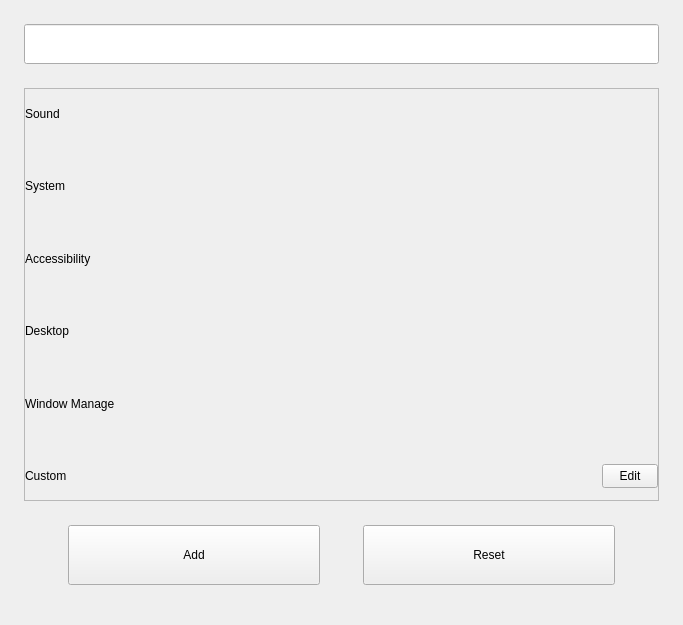
This is src/shortcut.ui in openeuler-mirror/kiran-control-panel as Qt 5 draws it before an edit. The edited form follows.
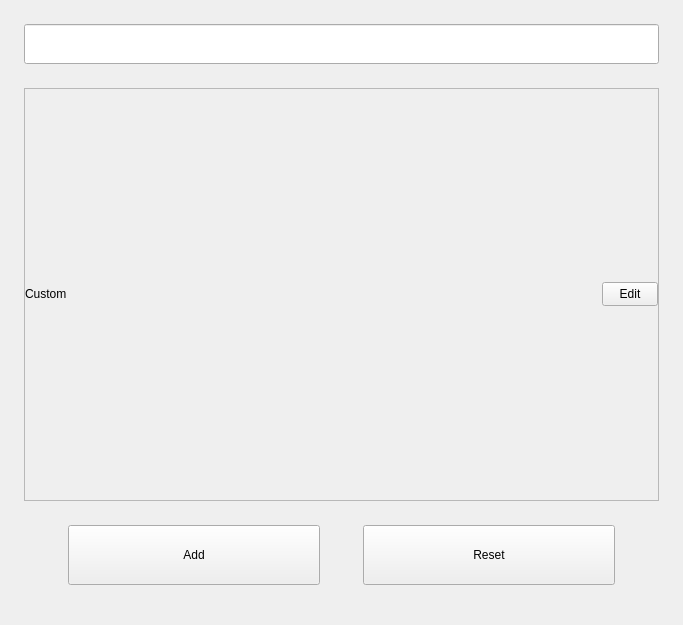
This is the edited form. Custom widgets are drawn as their Qt base class.

Commit message:
fix(*):display shortcut keys according to the kind of back-end shortcut keys
- 根据后端快捷键种类来显示快捷键

```diff
--- a/src/shortcut.ui
+++ b/src/shortcut.ui
@@ -143,111 +143,6 @@
                <property name="bottomMargin">
                 <number>0</number>
                </property>
-               <item>
-                <layout class="QVBoxLayout" name="verticalLayout">
-                 <property name="spacing">
-                  <number>10</number>
-                 </property>
-                 <item>
-                  <widget class="QLabel" name="label_2">
-                   <property name="text">
-                    <string>Sound</string>
-                   </property>
-                  </widget>
-                 </item>
-                 <item>
-                  <layout class="QVBoxLayout" name="vlayout_sound">
-                   <property name="spacing">
-                    <number>10</number>
-                   </property>
-                  </layout>
-                 </item>
-                </layout>
-               </item>
-               <item>
-                <layout class="QVBoxLayout" name="verticalLayout_2">
-                 <property name="spacing">
-                  <number>10</number>
-                 </property>
-                 <item>
-                  <widget class="QLabel" name="label_3">
-                   <property name="text">
-                    <string>System</string>
-                   </property>
-                  </widget>
-                 </item>
-                 <item>
-                  <layout class="QVBoxLayout" name="vlayout_system">
-                   <property name="spacing">
-                    <number>10</number>
-                   </property>
-                  </layout>
-                 </item>
-                </layout>
-               </item>
-               <item>
-                <layout class="QVBoxLayout" name="verticalLayout_3">
-                 <property name="spacing">
-                  <number>10</number>
-                 </property>
-                 <item>
-                  <widget class="QLabel" name="label_4">
-                   <property name="text">
-                    <string>Accessibility</string>
-                   </property>
-                  </widget>
-                 </item>
-                 <item>
-                  <layout class="QVBoxLayout" name="vlayout_accessibility">
-                   <property name="spacing">
-                    <number>10</number>
-                   </property>
-                  </layout>
-                 </item>
-                </layout>
-               </item>
-               <item>
-                <layout class="QVBoxLayout" name="verticalLayout_5">
-                 <property name="spacing">
-                  <number>10</number>
-                 </property>
-                 <item>
-                  <widget class="QLabel" name="label_5">
-                   <property name="text">
-                    <string>Desktop</string>
-                   </property>
-                  </widget>
-                 </item>
-                 <item>
-                  <layout class="QVBoxLayout" name="vlayout_desktop">
-                   <property name="spacing">
-                    <number>10</number>
-                   </property>
-                  </layout>
-                 </item>
-                </layout>
-               </item>
-               <item>
-                <layout class="QVBoxLayout" name="verticalLayout_6">
-                 <property name="spacing">
-                  <number>10</number>
-                 </property>
-                 <item>
-                  <widget class="QLabel" name="label_6">
-                   <property name="text">
-                    <string>Window Manage</string>
-                   </property>
-                  </widget>
-                 </item>
-                 <item>
-                  <layout class="QVBoxLayout" name="vlayout_window_manage">
-                   <property name="spacing">
-                    <number>10</number>
-                   </property>
-                  </layout>
-                 </item>
-                </layout>
-               </item>
                <item>
                 <widget class="QWidget" name="widget_custom" native="true">
                  <layout class="QVBoxLayout" name="verticalLayout_20">
```
Left out of the diff: 6 changed lines with no effect on the pictures. The commit also changes 3 other files.
